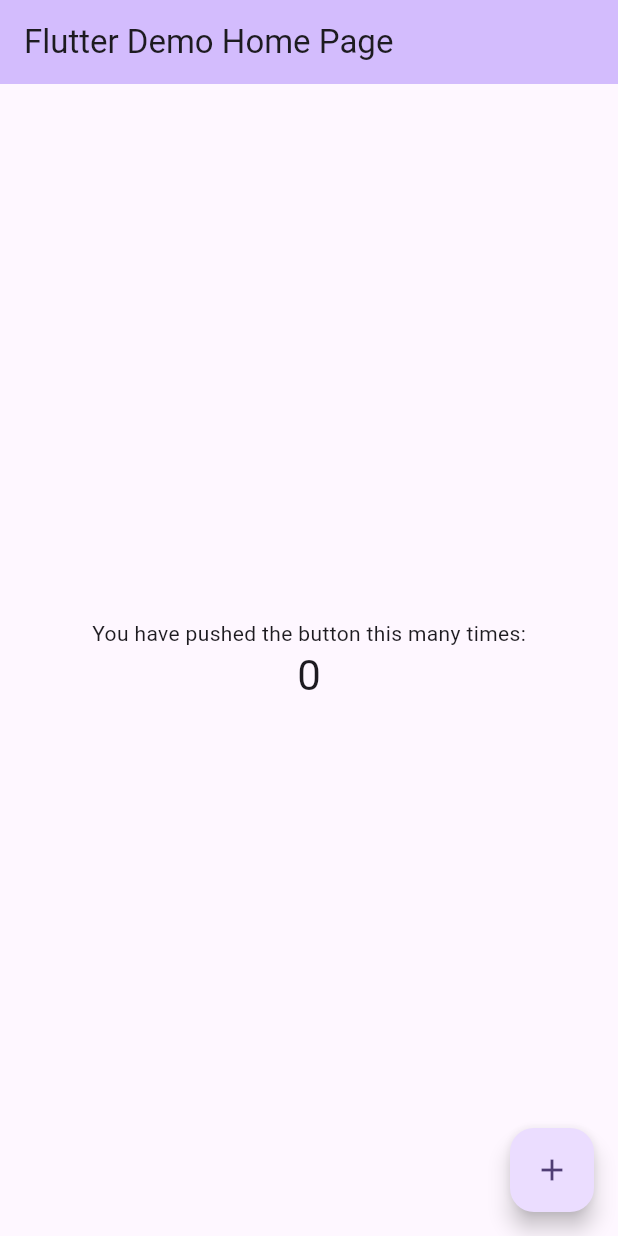
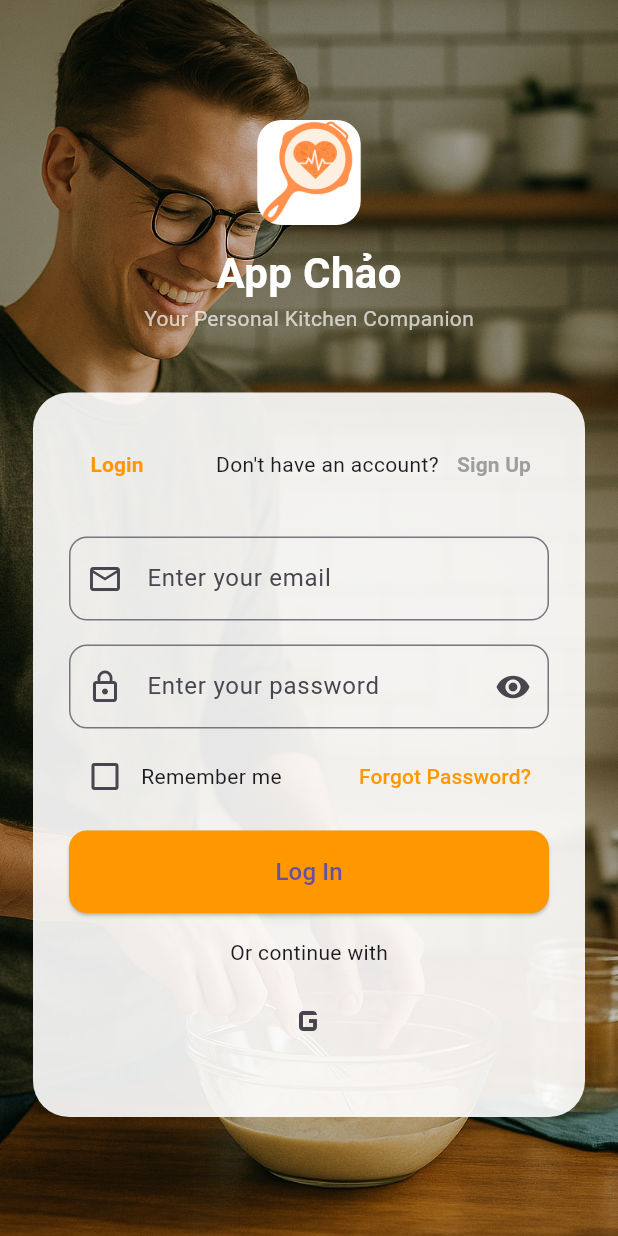
Before and after one commit to GiangNguyen2210/EXE202_MobileApp, a Flutter app: the screen it shows after launch, on a phone screen of 412 x 824 dp. Run offline on Flutter 3.47's test engine with Material 3 defaults, Android fonts, the phone set to English and light mode, and no system bars; our stand-ins replace flutter_dotenv, flutter_secure_storage.

Commit message:
login normal

```diff
--- /dev/null
+++ b/lib/api/login_screen_api.dart
@@ -0,0 +1,40 @@
+import 'dart:convert';
+import 'package:http/http.dart' as http;
+import 'package:flutter_dotenv/flutter_dotenv.dart';
+import 'package:exe202_mobile_app/models/DTOs/customer_login_response.dart';
+import 'package:exe202_mobile_app/models/DTOs/error_message_reponse.dart';
+import 'package:flutter_secure_storage/flutter_secure_storage.dart';
+
+class LoginScreenService {
+  final String baseUrl = dotenv.env['API_BASE_URL']!;
+  final storage = FlutterSecureStorage();
+
+  Future<dynamic> login(String email, String password) async {
+    final url = Uri.parse('$baseUrl/Auth/customer/login');
+
+    try {
+      final response = await http.post(
+        url,
+        headers: {'Content-Type': 'application/json'},
+        body: jsonEncode({'email': email, 'password': password}),
+      );
+
+      if (response.statusCode == 200) {
+        final data = jsonDecode(response.body);
+        final jsonResponse = CustomerLoginResponse.fromJson(data);
+
+        if (jsonResponse != null) {
+          await storage.write(key: 'jwt_token', value: jsonResponse.Token);
+          return jsonResponse;
+        }
+      } else {
+        final data = jsonDecode(response.body);
+        final errorResponse = ErrorMessageResponse.fromJson(data);
+
+        return errorResponse;
+      }
+    } catch (e) {
+      throw Exception(")>!ERROR!<( : $e");
+    }
+  }
+}
--- a/lib/main.dart
+++ b/lib/main.dart
@@ -1,122 +1,11 @@
 import 'package:flutter/material.dart';
+import 'package:flutter_dotenv/flutter_dotenv.dart';
+import 'screens/login_screen.dart';
 
-void main() {
-  runApp(const MyApp());
+Future<void> main() async {
+  await dotenv.load(fileName: ".env");
+  runApp(const MaterialApp(
+    debugShowCheckedModeBanner: false,
+    home: LoginScreen(),
+  ));
 }
-
-class MyApp extends StatelessWidget {
-  const MyApp({super.key});
-
-  // This widget is the root of your application.
-  @override
-  Widget build(BuildContext context) {
-    return MaterialApp(
-      title: 'Flutter Demo',
-      theme: ThemeData(
-        // This is the theme of your application.
-        //
-        // TRY THIS: Try running your application with "flutter run". You'll see
-        // the application has a purple toolbar. Then, without quitting the app,
-        // try changing the seedColor in the colorScheme below to Colors.green
-        // and then invoke "hot reload" (save your changes or press the "hot
-        // reload" button in a Flutter-supported IDE, or press "r" if you used
-        // the command line to start the app).
-        //
-        // Notice that the counter didn't reset back to zero; the application
-        // state is not lost during the reload. To reset the state, use hot
-        // restart instead.
-        //
-        // This works for code too, not just values: Most code changes can be
-        // tested with just a hot reload.
-        colorScheme: ColorScheme.fromSeed(seedColor: Colors.deepPurple),
-      ),
-      home: const MyHomePage(title: 'Flutter Demo Home Page'),
-    );
-  }
-}
-
-class MyHomePage extends StatefulWidget {
-  const MyHomePage({super.key, required this.title});
-
-  // This widget is the home page of your application. It is stateful, meaning
-  // that it has a State object (defined below) that contains fields that affect
-  // how it looks.
-
-  // This class is the configuration for the state. It holds the values (in this
-  // case the title) provided by the parent (in this case the App widget) and
-  // used by the build method of the State. Fields in a Widget subclass are
-  // always marked "final".
-
-  final String title;
-
-  @override
-  State<MyHomePage> createState() => _MyHomePageState();
-}
-
-class _MyHomePageState extends State<MyHomePage> {
-  int _counter = 0;
-
-  void _incrementCounter() {
-    setState(() {
-      // This call to setState tells the Flutter framework that something has
-      // changed in this State, which causes it to rerun the build method below
-      // so that the display can reflect the updated values. If we changed
-      // _counter without calling setState(), then the build method would not be
-      // called again, and so nothing would appear to happen.
-      _counter++;
-    });
-  }
-
-  @override
-  Widget build(BuildContext context) {
-    // This method is rerun every time setState is called, for instance as done
-    // by the _incrementCounter method above.
-    //
-    // The Flutter framework has been optimized to make rerunning build methods
-    // fast, so that you can just rebuild anything that needs updating rather
-    // than having to individually change instances of widgets.
-    return Scaffold(
-      appBar: AppBar(
-        // TRY THIS: Try changing the color here to a specific color (to
-        // Colors.amber, perhaps?) and trigger a hot reload to see the AppBar
-        // change color while the other colors stay the same.
-        backgroundColor: Theme.of(context).colorScheme.inversePrimary,
-        // Here we take the value from the MyHomePage object that was created by
-        // the App.build method, and use it to set our appbar title.
-        title: Text(widget.title),
-      ),
-      body: Center(
-        // Center is a layout widget. It takes a single child and positions it
-        // in the middle of the parent.
-        child: Column(
-          // Column is also a layout widget. It takes a list of children and
-          // arranges them vertically. By default, it sizes itself to fit its
-          // children horizontally, and tries to be as tall as its parent.
-          //
-          // Column has various properties to control how it sizes itself and
-          // how it positions its children. Here we use mainAxisAlignment to
-          // center the children vertically; the main axis here is the vertical
-          // axis because Columns are vertical (the cross axis would be
-          // horizontal).
-          //
-          // TRY THIS: Invoke "debug painting" (choose the "Toggle Debug Paint"
-          // action in the IDE, or press "p" in the console), to see the
-          // wireframe for each widget.
-          mainAxisAlignment: MainAxisAlignment.center,
-          children: <Widget>[
-            const Text('You have pushed the button this many times:'),
-            Text(
-              '$_counter',
-              style: Theme.of(context).textTheme.headlineMedium,
-            ),
-          ],
-        ),
-      ),
-      floatingActionButton: FloatingActionButton(
-        onPressed: _incrementCounter,
-        tooltip: 'Increment',
-        child: const Icon(Icons.add),
-      ), // This trailing comma makes auto-formatting nicer for build methods.
-    );
-  }
-}
--- /dev/null
+++ b/lib/models/DTOs/customer_login_response.dart
@@ -0,0 +1,22 @@
+import 'dart:convert';
+
+class CustomerLoginResponse{
+  final String Token;
+  final String Role;
+  final int UPId;
+
+  CustomerLoginResponse({
+    required this.Token,
+    required this.Role,
+    required this.UPId
+  });
+
+  factory CustomerLoginResponse.fromJson(Map<String, dynamic> json){
+    return CustomerLoginResponse(
+        Token: json['token'],
+        Role: json['role'],
+        UPId: json['upId'],
+
+    );
+  }
+}
--- /dev/null
+++ b/lib/models/DTOs/error_message_reponse.dart
@@ -0,0 +1,18 @@
+import 'dart:convert';
+
+class ErrorMessageResponse{
+  final String Message;
+  final String Error;
+
+  ErrorMessageResponse({
+    required this.Message,
+    required this.Error
+  });
+
+  factory ErrorMessageResponse.fromJson(Map<String, dynamic> json){
+    return ErrorMessageResponse(
+        Message: json['message'],
+        Error: json['error']
+    );
+  }
+}
--- /dev/null
+++ b/lib/screens/login_screen.dart
@@ -0,0 +1,121 @@
+import 'package:flutter/material.dart';
+import 'package:exe202_mobile_app/widgets/login_screen_widgets/login_screen_widgets.dart';
+
+class LoginScreen extends StatefulWidget {
+  const LoginScreen({super.key});
+
+  @override
+  State<LoginScreen> createState() => _LoginScreenState();
+}
+
+class _LoginScreenState extends State<LoginScreen> {
+  bool isLogin = true;
+
+  @override
+  Widget build(BuildContext context) {
+    return Scaffold(
+      body: Stack(
+        children: [
+          // Background image
+          Container(
+            decoration: const BoxDecoration(
+              image: DecorationImage(
+                image: AssetImage('assets/LoginBGPicture.png'),
+                // Add background image
+                fit: BoxFit.cover,
+              ),
+            ),
+          ),
+          // Overlay with form
+          Center(
+            child: Column(
+              mainAxisAlignment: MainAxisAlignment.spaceBetween,
+              children: [
+                Column(
+                  children: [
+                    const SizedBox(height: 80),
+                    ClipRRect(
+                      borderRadius: BorderRadius.circular(16),
+                      // adjust the radius as you like
+                      child: Image.asset(
+                        'assets/logo.png',
+                        height: 70,
+                        fit: BoxFit
+                            .cover, // Optional: make sure image fills rounded area
+                      ),
+                    ),
+                    const SizedBox(height: 12),
+                    const Text('App Chảo', style: TextStyle(fontSize: 28,
+                        fontWeight: FontWeight.bold,
+                        color: Colors.white)),
+                    const Text('Your Personal Kitchen Companion',
+                        style: TextStyle(fontSize: 14, color: Colors.white70)),
+                  ],
+                ),
+                const Spacer(flex: 1,),
+                Column(
+                  children: [
+                    SingleChildScrollView(
+                      child: Container(
+                        margin: const EdgeInsets.symmetric(horizontal: 22),
+                        padding: const EdgeInsets.all(24),
+                        decoration: BoxDecoration(
+                          color: Colors.white.withOpacity(0.9),
+                          borderRadius: BorderRadius.circular(24),
+                        ),
+                        child: Column(
+                          mainAxisSize: MainAxisSize.min,
+                          children: [
+                            // Tabs (Login / Sign Up)
+                            Row(
+                              mainAxisAlignment: MainAxisAlignment.start,
+                              children: [
+                                TextButton(
+                                  onPressed: () {
+                                    // TODO: Navigate to login screen or switch tab
+                                    setState(() {
+                                      isLogin = true;
+                                    });
+                                  },
+                                  child: Text(
+                                    'Login',
+                                    style: TextStyle(
+                                      color: isLogin ? Colors.orange : Colors.grey,
+                                      fontWeight: isLogin ? FontWeight.bold : FontWeight.normal,
+                                    ),
+                                  ),
+                                ),
+                                Spacer(), // This pushes the next widgets to the end
+                                const Text("Don't have an account?"),
+                                TextButton(
+                                  onPressed: () {
+                                    // TODO: Navigate to sign up screen or switch tab
+                                    setState(() {
+                                      isLogin = false;
+                                    });
+                                  },
+                                  child: Text(
+                                    'Sign Up',
+                                    style: TextStyle(
+                                      color: !isLogin ? Colors.orange : Colors.grey,
+                                      fontWeight: isLogin ? FontWeight.bold : FontWeight.normal,                                    ),
+                                  ),
+                                ),
+                              ],
+                            ),
+                            isLogin ? LoginForm() : SignInForm(),
+                          ],
+                        ),
+                      ),
+                    ),
+                  ],
+                ),
+                const Spacer(flex: 2,),
+              ],
+            ),
+          ),
+        ],
+      ),
+    );
+  }
+}
--- /dev/null
+++ b/lib/widgets/login_screen_widgets/login_screen_widgets.dart
@@ -0,0 +1,152 @@
+import 'package:flutter/material.dart';
+import 'package:exe202_mobile_app/api/login_screen_api.dart';
+import 'package:exe202_mobile_app/models/DTOs/error_message_reponse.dart';
+import 'package:exe202_mobile_app/models/DTOs/customer_login_response.dart';
+
+// Login form UI:
+class LoginForm extends StatefulWidget {
+  const LoginForm({super.key});
+
+  @override
+  State<LoginForm> createState() => _LoginFormState();
+}
+
+class _LoginFormState extends State<LoginForm> {
+  final TextEditingController _emailController = TextEditingController();
+  final TextEditingController _passwordController = TextEditingController();
+  final LoginScreenService _loginScreenService = LoginScreenService();
+  bool _rememberMe = false;
+
+  @override
+  Widget build(BuildContext context) {
+    return Column(
+      children: [
+        const SizedBox(height: 24),
+        // Email
+        TextField(
+          controller: _emailController,
+          decoration: InputDecoration(
+            prefixIcon: const Icon(Icons.email_outlined),
+            hintText: 'Enter your email',
+            border: OutlineInputBorder(borderRadius: BorderRadius.circular(12)),
+          ),
+        ),
+        const SizedBox(height: 16),
+        // Password
+        TextField(
+          controller: _passwordController,
+          obscureText: true,
+          decoration: InputDecoration(
+            prefixIcon: const Icon(Icons.lock_outline),
+            suffixIcon: const Icon(Icons.visibility),
+            hintText: 'Enter your password',
+            border: OutlineInputBorder(borderRadius: BorderRadius.circular(12)),
+          ),
+        ),
+        const SizedBox(height: 8),
+        // Remember me and Forgot password
+        Row(
+          mainAxisAlignment: MainAxisAlignment.spaceBetween,
+          children: [
+            Row(
+              children: [
+                Checkbox(value: false, onChanged: (_) {}),
+                const Text("Remember me"),
+              ],
+            ),
+            TextButton(
+              onPressed: () {},
+              child: const Text(
+                "Forgot Password?",
+                style: TextStyle(color: Colors.orange),
+              ),
+            ),
+          ],
+        ),
+        const SizedBox(height: 12),
+        // Login button
+        SizedBox(
+          width: double.infinity,
+          child: ElevatedButton(
+            style: ElevatedButton.styleFrom(
+              backgroundColor: Colors.orange,
+              padding: const EdgeInsets.symmetric(vertical: 16),
+              shape: RoundedRectangleBorder(
+                borderRadius: BorderRadius.circular(12),
+              ),
+            ),
+            onPressed: () async {
+              final email = _emailController.text.trim();
+              final password = _passwordController.text;
+
+              if (email.isEmpty || password.isEmpty) {
+                ScaffoldMessenger.of(context).showSnackBar(
+                  SnackBar(
+                    content: Text("Please fill in both email and password"),
+                  ),
+                );
+                return;
+              }
+
+              try {
+                final result = await _loginScreenService.login(email, password);
+
+                if (result is CustomerLoginResponse) {
+                  // Success logic here
+                  ScaffoldMessenger.of(context).showSnackBar(
+                    SnackBar(content: Text("Welcome, ${result.Role}")),
+                  );
+
+                  // Example: Navigate to home page
+                  // Navigator.pushReplacementNamed(context, '/home');
+                } else if (result is ErrorMessageResponse) {
+                  ScaffoldMessenger.of(
+                    context,
+                  ).showSnackBar(SnackBar(content: Text(result.Message)));
+                }
+              } catch (e) {
+                ScaffoldMessenger.of(context).showSnackBar(
+                  SnackBar(content: Text("An error occurred: $e")),
+                );
+              }
+            },
+            child: const Text("Log In", style: TextStyle(fontSize: 16)),
+          ),
+        ),
+        const SizedBox(height: 16),
+        const Text("Or continue with"),
+        const SizedBox(height: 12),
+        // Social icons
+        Row(
+          mainAxisAlignment: MainAxisAlignment.center,
+          children: [
+            IconButton(
+              onPressed: () {},
+              icon: const Icon(Icons.g_mobiledata, size: 32),
+            ),
+          ],
+        ),
+        const SizedBox(height: 16),
+      ],
+    );
+  }
+}
+
+///////////////////////////////////////////////////////////////////////////////////////////////////////////////////////////////////////////////////////////////////////////////////////////
+
+//Sign in form UI:
+class SignInForm extends StatefulWidget {
+  const SignInForm({super.key});
+
+  @override
+  State<SignInForm> createState() => _SignInFormState();
+}
+
+class _SignInFormState extends State<SignInForm> {
+  @override
+  Widget build(BuildContext context) {
+    return Column();
+  }
+}
+
+///////////////////////////////////////////////////////////////////////////////////////////////////////////////////////////////////////////////////////////////////////////////////////////
--- a/pubspec.yaml
+++ b/pubspec.yaml
@@ -30,6 +30,9 @@ environment:
 dependencies:
   flutter:
     sdk: flutter
+  flutter_dotenv: ^5.1.0
+  http: ^1.1.0
+  flutter_secure_storage: ^9.0.0
 
   # The following adds the Cupertino Icons font to your application.
   # Use with the CupertinoIcons class for iOS style icons.
@@ -51,7 +54,8 @@ dev_dependencies:
 
 # The following section is specific to Flutter packages.
 flutter:
-
+  assets:
+    - assets/
   # The following line ensures that the Material Icons font is
   # included with your application, so that you can use the icons in
   # the material Icons class.
```
Also changed, not shown: assets/LoginBGPicture.png (added), assets/logo.png (added), pubspec.lock, 6 other files.
